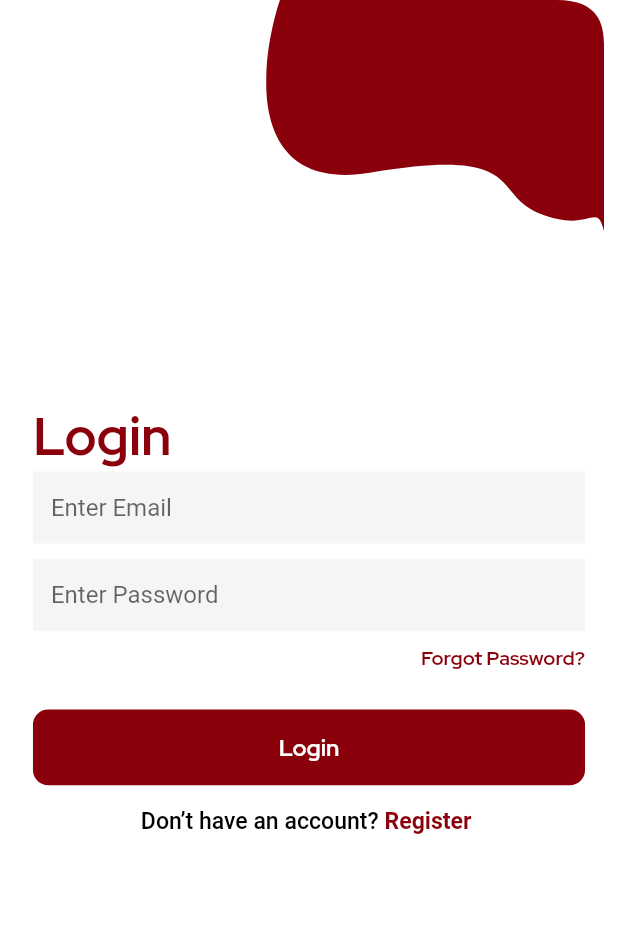
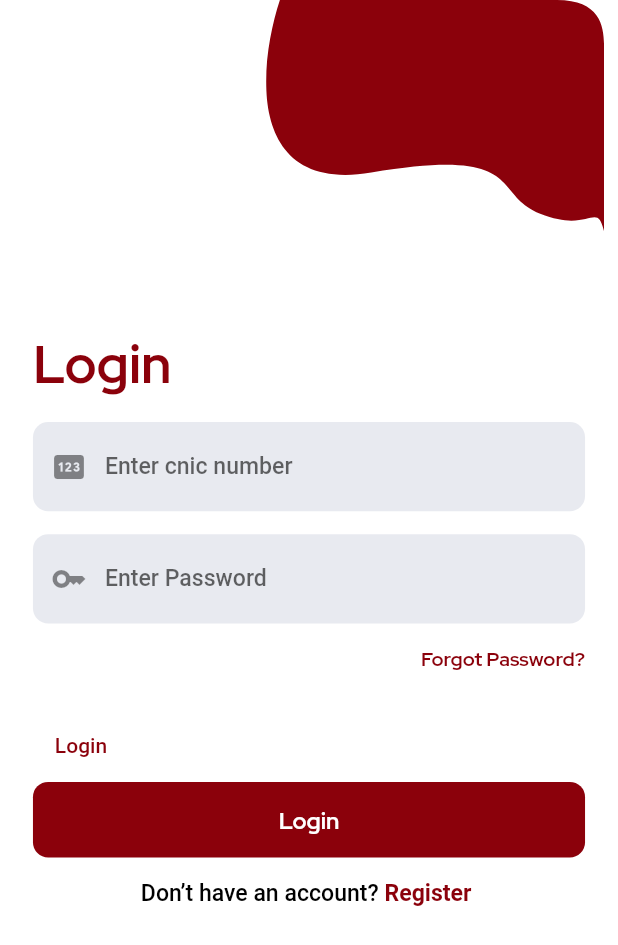
Before and after one commit to cwfaizan/nsdd, a Flutter app: the screen it shows after launch, on a phone screen of 412 x 824 dp. Shown: the top 945 px of the screen. Run offline on Flutter 3.47's test engine with Material 2 defaults, Android fonts, the phone set to English and light mode, and no system bars; our stand-ins replace connectivity, dio, flutter_screenutil, flutter_svg, google_fonts, logger and 1 more.

Commit message:
login content fixed

```diff
--- a/lib/pages/login_page.dart
+++ b/lib/pages/login_page.dart
@@ -28,8 +28,7 @@ class _LoginPageState extends State<LoginPage> {
             ),
           ),
           SafeArea(
-            child: Container(
-              width: double.infinity,
+            child: Padding(
               padding: EdgeInsets.symmetric(horizontal: 20.w),
               child: Form(
                 key: _globalKeyLoginForm,
@@ -41,26 +40,25 @@ class _LoginPageState extends State<LoginPage> {
                       'Login',
                       style: Theme.of(context).textTheme.headline1,
                     ),
+                    SizedBox(height: 15.h),
                     TextFormField(
-                      decoration: InputDecoration(
-                        hintText: 'Enter Email',
-                        border: InputBorder.none,
-                        fillColor: Colors.grey.shade100,
-                        filled: true,
+                      keyboardType: TextInputType.number,
+                      textInputAction: TextInputAction.next,
+                      decoration: const InputDecoration(
+                        prefixIcon: Icon(Icons.pin),
+                        hintText: 'Enter cnic number',
                       ),
                     ),
-                    SizedBox(height: 10.h),
+                    SizedBox(height: 15.h),
                     TextFormField(
-                      decoration: InputDecoration(
+                      keyboardType: TextInputType.text,
+                      textInputAction: TextInputAction.done,
+                      decoration: const InputDecoration(
+                        prefixIcon: Icon(Icons.key),
                         hintText: 'Enter Password',
-                        border: InputBorder.none,
-                        fillColor: Colors.grey.shade100,
-                        filled: true,
                       ),
                     ),
-                    SizedBox(
-                      height: 10.h,
-                    ),
+                    SizedBox(height: 15.h),
                     InkWell(
                       onTap: () {},
                       child: Align(
@@ -77,6 +75,10 @@ class _LoginPageState extends State<LoginPage> {
                     ),
                     SizedBox(
                       height: 25.h,
+                    ),
+                    TextButton(
+                      onPressed: () {},
+                      child: Text('Login'),
                     ),
                     Container(
                       width: double.infinity,
--- a/lib/utils/theme.dart
+++ b/lib/utils/theme.dart
@@ -53,18 +53,18 @@ final Map<AppTheme, ThemeData> appThemeData = {
         ),
       ),
     ),
-    // inputDecorationTheme: InputDecorationTheme(
-    //   border: kOutlineInputBorder,
-    //   enabledBorder: kOutlineInputBorder,
-    //   focusedBorder: kOutlineInputBorder,
-    //   filled: true,
-    //   fillColor: kLightBackground,
-    //   contentPadding: kContentPadding,
-    //   hintStyle: TextStyle(
-    //     fontSize: 14.sp,
-    //     fontWeight: FontWeight.w500,
-    //   ),
-    // ),
+    inputDecorationTheme: InputDecorationTheme(
+      border: kOutlineInputBorder,
+      enabledBorder: kOutlineInputBorder,
+      focusedBorder: kOutlineInputBorder,
+      filled: true,
+      fillColor: kLightPlaceholder,
+      contentPadding: kContentPadding,
+      hintStyle: TextStyle(
+        fontSize: 14.sp,
+        fontWeight: FontWeight.w500,
+      ),
+    ),
     bottomNavigationBarTheme: BottomNavigationBarThemeData(
       backgroundColor: kDarkBackground,
       selectedItemColor: kDarkPrimary,
@@ -144,18 +144,18 @@ final Map<AppTheme, ThemeData> appThemeData = {
         ),
       ),
     ),
-    // inputDecorationTheme: InputDecorationTheme(
-    //   border: kOutlineInputBorder,
-    //   enabledBorder: kOutlineInputBorder,
-    //   focusedBorder: kOutlineInputBorder,
-    //   filled: true,
-    //   fillColor: kDarkBackground,
-    //   contentPadding: kContentPadding,
-    //   hintStyle: TextStyle(
-    //     fontSize: 14.sp,
-    //     fontWeight: FontWeight.w500,
-    //   ),
-    // ),
+    inputDecorationTheme: InputDecorationTheme(
+      border: kOutlineInputBorder,
+      enabledBorder: kOutlineInputBorder,
+      focusedBorder: kOutlineInputBorder,
+      filled: true,
+      fillColor: kLightPlaceholder,
+      contentPadding: kContentPadding,
+      hintStyle: TextStyle(
+        fontSize: 14.sp,
+        fontWeight: FontWeight.w500,
+      ),
+    ),
     appBarTheme: AppBarTheme(
       systemOverlayStyle: SystemUiOverlayStyle.dark,
       backgroundColor: kLightPrimary,
```
